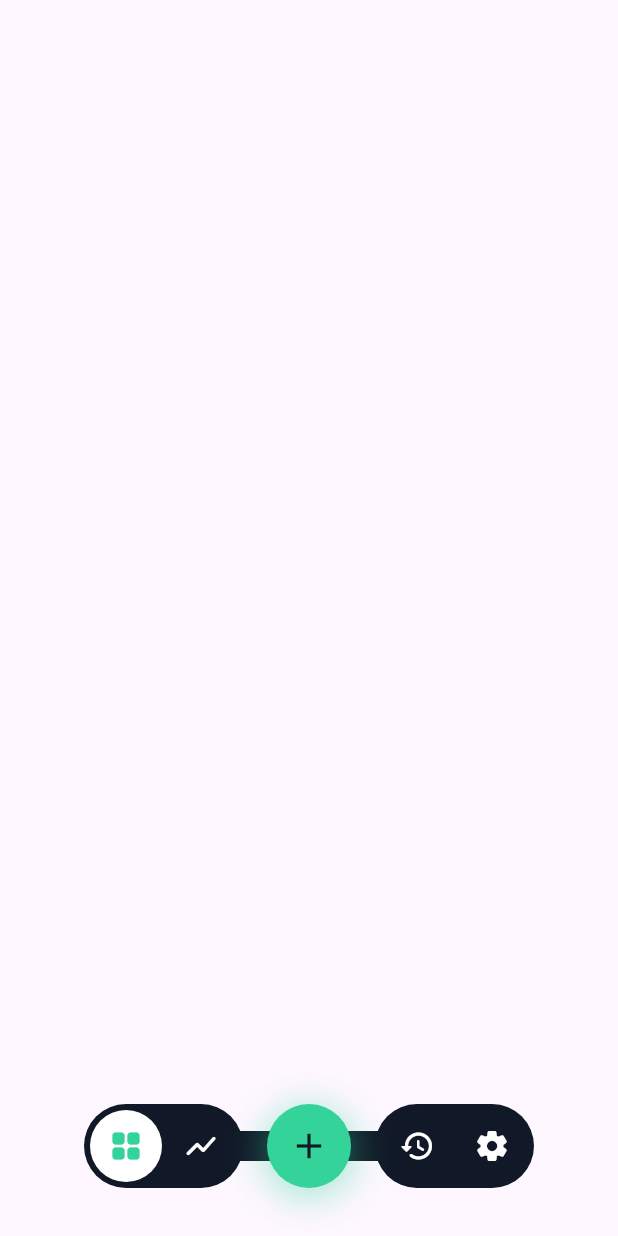
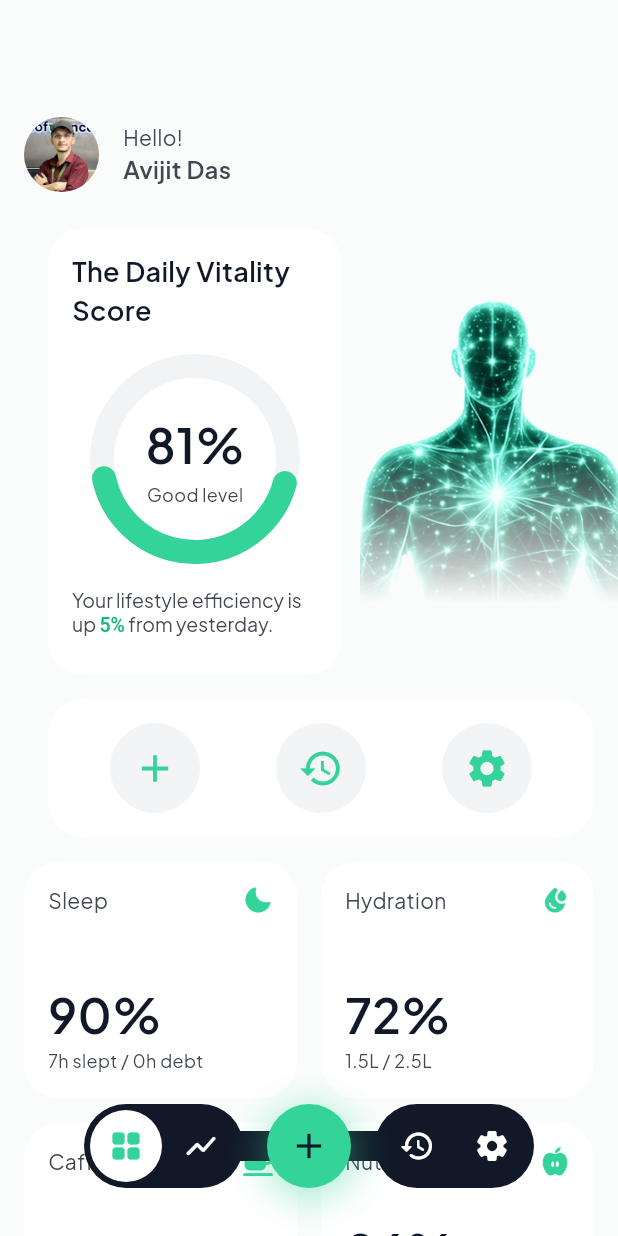
Before and after one commit to Dev-Ninjas-Backup/chrisimhof, a Flutter app: the NavbarScreen screen opened directly, on a phone screen of 412 x 824 dp. Run offline on Flutter 3.47's test engine with Material 3 defaults, Android fonts, the phone set to English and light mode, and no system bars; our stand-ins replace fl_chart, flutter_easyloading, get, google_fonts, image_picker; project files that could hold a hidden picture were left out.

Commit message:
Dashboard Complete.

```diff
--- a/lib/core/const/icon_path.dart
+++ b/lib/core/const/icon_path.dart
@@ -4,4 +4,9 @@ class IconPath {
   static const String apple = 'assets/icons/apple_icon.png';
   static const String google = 'assets/icons/google_icon.png';
   static const String microsoft = 'assets/icons/microsoft_icon.png';
+  static const String iron = 'assets/icons/ion_nutrition.png';
+  static const String vector = 'assets/icons/Vector.png';
+  static const String sports = 'assets/icons/sports.png';
+  static const String moon = 'assets/icons/moon.png';
+  static const String waterDrops = 'assets/icons/water_drops.png';
 }
--- a/lib/core/const/image_path.dart
+++ b/lib/core/const/image_path.dart
@@ -1,4 +1,5 @@
 class ImagePath {
   static const String appLogo = 'assets/images/app_logo.png';
   static const String profile = 'assets/images/avijit.jpg';
+  static const String manBody = 'assets/images/man_body.png';
 }
--- a/lib/features/dashboard/controller/dashboard_controller.dart
+++ b/lib/features/dashboard/controller/dashboard_controller.dart
@@ -1,3 +1,42 @@
-import 'package:get/get_state_manager/src/simple/get_controllers.dart';
+import 'package:chrisimhof/core/const/icon_path.dart';
+import 'package:chrisimhof/features/dashboard/model/dashboard_item_model.dart';
+import 'package:get/get.dart';
 
-class DashboardController extends GetxController {}
+class DashboardController extends GetxController {
+  final vitalityScore = 81.0.obs;
+  final levelText = 'Good level'.obs;
+  final improvementPercent = 5.obs;
+
+  final dashboardItems = <DashboardItemModel>[
+    DashboardItemModel(
+      title: 'Sleep',
+      image: IconPath.moon,
+      percent: '90%',
+      description: '7h slept / 0h debt',
+    ),
+    DashboardItemModel(
+      title: 'Hydration',
+      image: IconPath.waterDrops,
+      percent: '72%',
+      description: '1.5L / 2.5L',
+    ),
+    DashboardItemModel(
+      title: 'Caffeine',
+      image: IconPath.vector,
+      percent: '82%',
+      description: '123 mg today',
+    ),
+    DashboardItemModel(
+      title: 'Nutrition',
+      image: IconPath.iron,
+      percent: '86%',
+      description: 'Small night meal • 3 meals',
+    ),
+  ].obs;
+
+  void updateVitalityScore(double newScore) {
+    vitalityScore.value = newScore;
+  }
+
+  String get formattedScore => '${vitalityScore.value.toInt()}%';
+}
--- /dev/null
+++ b/lib/features/dashboard/model/dashboard_item_model.dart
@@ -0,0 +1,13 @@
+class DashboardItemModel {
+  final String title;
+  final String image;
+  final String percent;
+  final String description;
+
+  DashboardItemModel({
+    required this.title,
+    required this.image,
+    required this.percent,
+    required this.description,
+  });
+}
--- a/lib/features/dashboard/screen/dashboard_screen.dart
+++ b/lib/features/dashboard/screen/dashboard_screen.dart
@@ -1,10 +1,59 @@
+import 'package:chrisimhof/core/const/app_colors.dart';
+import 'package:chrisimhof/features/dashboard/controller/dashboard_controller.dart';
+import 'package:chrisimhof/features/dashboard/widget/daily_recommendations.dart';
+import 'package:chrisimhof/features/dashboard/widget/list_widget.dart';
+import 'package:chrisimhof/features/dashboard/widget/option_button_widget.dart';
+import 'package:chrisimhof/features/dashboard/widget/profile_widget.dart';
+import 'package:chrisimhof/features/dashboard/widget/the_daily_vitality_score.dart';
 import 'package:flutter/material.dart';
+import 'package:get/get.dart';
 
 class DashboardScreen extends StatelessWidget {
-  const DashboardScreen({super.key});
+  DashboardScreen({super.key});
+
+  final DashboardController controller = Get.put(DashboardController());
 
   @override
   Widget build(BuildContext context) {
-    return Scaffold();
+    return Scaffold(
+      backgroundColor: AppColors.backgroundColor,
+      body: SingleChildScrollView(
+        child: Padding(
+          padding: EdgeInsetsGeometry.only(top: 78, left: 16, bottom: 100),
+          child: Column(
+            children: [
+              ProfileWidget(name: 'Avijit Das'),
+              TheDailyVitalityScore(),
+              OptionButtonWidget(),
+              Obx(
+                () => GridView.builder(
+                  padding: EdgeInsets.only(right: 16),
+                  shrinkWrap: true,
+                  physics: NeverScrollableScrollPhysics(),
+                  itemCount: controller.dashboardItems.length,
+                  gridDelegate: SliverGridDelegateWithFixedCrossAxisCount(
+                    crossAxisCount: 2,
+                    crossAxisSpacing: 16,
+                    mainAxisSpacing: 16,
+                    childAspectRatio: 1.15,
+                  ),
+                  itemBuilder: (context, index) {
+                    final item = controller.dashboardItems[index];
+                    return ListWidget(
+                      title: item.title,
+                      image: item.image,
+                      percent: item.percent,
+                      description: item.description,
+                    );
+                  },
+                ),
+              ),
+              SizedBox(height: 16),
+              DailyRecommendations(),
+            ],
+          ),
+        ),
+      ),
+    );
   }
 }
--- /dev/null
+++ b/lib/features/dashboard/widget/daily_recommendations.dart
@@ -0,0 +1,55 @@
+import 'package:chrisimhof/core/const/app_colors.dart';
+import 'package:chrisimhof/core/const/global_text_style.dart';
+import 'package:chrisimhof/core/const/icon_path.dart';
+import 'package:chrisimhof/features/dashboard/widget/daily_recommendations_widget.dart';
+import 'package:flutter/material.dart';
+import 'package:get/get.dart';
+
+class DailyRecommendations extends StatelessWidget {
+  const DailyRecommendations({super.key});
+
+  @override
+  Widget build(BuildContext context) {
+    return Container(
+      width: Get.width,
+      padding: EdgeInsets.all(16),
+      margin: EdgeInsets.only(right: 16, bottom: 100),
+      decoration: BoxDecoration(
+        color: Colors.white,
+        borderRadius: BorderRadius.circular(24),
+      ),
+      child: Column(
+        crossAxisAlignment: CrossAxisAlignment.start,
+        children: [
+          Text(
+            'Daily Recommendations',
+            style: getTextStyle(
+              fontSize: 18,
+              fontWeight: FontWeight.w600,
+              color: AppColors.primaryTextColor,
+            ),
+          ),
+          SizedBox(height: 24),
+          DailyRecommendationsWidget(
+            imagePath: IconPath.iron,
+            recommendationText: 'Recommendations of the day',
+            subText:
+                'A small nighttime meal: light, easy to digest, not too fatty, with easily digestible protein and simple/moderate carbohydrates. Not a large fast-food meal at 3 a.m.',
+          ),
+          DailyRecommendationsWidget(
+            imagePath: IconPath.vector,
+            recommendationText: 'Caffeine',
+            subText:
+                'Moderate caffeine intake. Try to stop around 7:32 PM to protect your sleep.',
+          ),
+          DailyRecommendationsWidget(
+            imagePath: IconPath.sports,
+            recommendationText: 'Sport',
+            subText:
+                'Moderate caffeine intake. Try to stop around 7:32 PM to protect your sleep.',
+          ),
+        ],
+      ),
+    );
+  }
+}
--- /dev/null
+++ b/lib/features/dashboard/widget/daily_recommendations_widget.dart
@@ -0,0 +1,45 @@
+import 'package:chrisimhof/core/const/app_colors.dart';
+import 'package:chrisimhof/core/const/global_text_style.dart';
+import 'package:flutter/material.dart';
+
+class DailyRecommendationsWidget extends StatelessWidget {
+  final String imagePath;
+  final String recommendationText;
+  final String subText;
+  const DailyRecommendationsWidget({
+    super.key,
+    required this.imagePath,
+    required this.recommendationText,
+    required this.subText,
+  });
+
+  @override
+  Widget build(BuildContext context) {
+    return Column(
+      crossAxisAlignment: CrossAxisAlignment.start,
+      children: [
+        Image.asset(imagePath, height: 24, width: 24),
+        SizedBox(height: 16),
+        Text(
+          recommendationText,
+          style: getTextStyle(
+            fontSize: 16,
+            fontWeight: FontWeight.w600,
+            color: AppColors.primaryTextColor,
+          ),
+        ),
+        SizedBox(height: 8),
+        Text(
+          subText,
+          style: getTextStyle(
+            fontSize: 14,
+            fontWeight: FontWeight.w400,
+            color: AppColors.secondaryTextColor,
+          ),
+        ),
+        SizedBox(height: 16),
+        Divider(),
+      ],
+    );
+  }
+}
--- /dev/null
+++ b/lib/features/dashboard/widget/list_widget.dart
@@ -0,0 +1,64 @@
+import 'package:chrisimhof/core/const/app_colors.dart';
+import 'package:chrisimhof/core/const/global_text_style.dart';
+import 'package:flutter/material.dart';
+
+class ListWidget extends StatelessWidget {
+  final String title;
+  final String image;
+  final String percent;
+  final String description;
+  const ListWidget({
+    super.key,
+    required this.title,
+    required this.image,
+    required this.percent,
+    required this.description,
+  });
+
+  @override
+  Widget build(BuildContext context) {
+    return Container(
+      padding: const EdgeInsets.all(16.0),
+      decoration: BoxDecoration(
+        color: Colors.white,
+        borderRadius: BorderRadius.circular(24),
+      ),
+      child: Column(
+        crossAxisAlignment: CrossAxisAlignment.start,
+        children: [
+          Row(
+            mainAxisAlignment: MainAxisAlignment.spaceBetween,
+            children: [
+              Text(
+                title,
+                style: getTextStyle(
+                  fontSize: 14,
+                  fontWeight: FontWeight.w400,
+                  color: AppColors.secondaryTextColor,
+                ),
+              ),
+              Image.asset(image, width: 20, height: 20),
+            ],
+          ),
+          Spacer(),
+          Text(
+            percent,
+            style: getTextStyle(
+              fontSize: 32,
+              fontWeight: FontWeight.w600,
+              color: AppColors.primaryTextColor,
+            ),
+          ),
+          Text(
+            description,
+            style: getTextStyle(
+              fontSize: 12,
+              fontWeight: FontWeight.w400,
+              color: AppColors.secondaryTextColor,
+            ),
+          ),
+        ],
+      ),
+    );
+  }
+}
--- /dev/null
+++ b/lib/features/dashboard/widget/option_button_widget.dart
@@ -0,0 +1,28 @@
+import 'package:chrisimhof/features/dashboard/widget/short_cut_button.dart';
+import 'package:flutter/material.dart';
+import 'package:get/route_manager.dart';
+
+class OptionButtonWidget extends StatelessWidget {
+  const OptionButtonWidget({super.key});
+
+  @override
+  Widget build(BuildContext context) {
+    return Container(
+      padding: EdgeInsets.all(16),
+      margin: EdgeInsets.only(bottom: 16, left: 16, right: 16),
+      width: Get.width,
+      decoration: BoxDecoration(
+        color: Colors.white,
+        borderRadius: BorderRadius.circular(24),
+      ),
+      child: Row(
+        mainAxisAlignment: MainAxisAlignment.spaceAround,
+        children: [
+          ShortCutButton(icon: Icons.add, onTap: () {}),
+          ShortCutButton(icon: Icons.history, onTap: () {}),
+          ShortCutButton(icon: Icons.settings, onTap: () {}),
+        ],
+      ),
+    );
+  }
+}
--- /dev/null
+++ b/lib/features/dashboard/widget/profile_widget.dart
@@ -0,0 +1,44 @@
+import 'package:chrisimhof/core/const/app_colors.dart';
+import 'package:chrisimhof/core/const/global_text_style.dart';
+import 'package:chrisimhof/core/const/image_path.dart';
+import 'package:flutter/material.dart';
+
+class ProfileWidget extends StatelessWidget {
+  final String name;
+  const ProfileWidget({super.key, required this.name});
+
+  @override
+  Widget build(BuildContext context) {
+    return Row(
+      children: [
+        CircleAvatar(
+          radius: 25,
+          backgroundImage: AssetImage(ImagePath.profile),
+        ),
+        SizedBox(width: 16),
+        Column(
+          mainAxisAlignment: MainAxisAlignment.center,
+          crossAxisAlignment: CrossAxisAlignment.start,
+          children: [
+            Text(
+              'Hello!',
+              style: getTextStyle(
+                fontSize: 14,
+                fontWeight: FontWeight.w400,
+                color: AppColors.secondaryTextColor,
+              ),
+            ),
+            Text(
+              name,
+              style: getTextStyle(
+                fontSize: 16,
+                fontWeight: FontWeight.w600,
+                color: AppColors.secondaryTextColor,
+              ),
+            ),
+          ],
+        ),
+      ],
+    );
+  }
+}
--- /dev/null
+++ b/lib/features/dashboard/widget/short_cut_button.dart
@@ -0,0 +1,24 @@
+import 'package:chrisimhof/core/const/app_colors.dart';
+import 'package:flutter/material.dart';
+
+class ShortCutButton extends StatelessWidget {
+  final IconData icon;
+  final VoidCallback onTap;
+  const ShortCutButton({super.key, required this.icon, required this.onTap});
+
+  @override
+  Widget build(BuildContext context) {
+    return GestureDetector(
+      onTap: onTap,
+
+      child: Container(
+        padding: EdgeInsets.all(15),
+        decoration: BoxDecoration(
+          color: Color(0xFFF3F4F6),
+          shape: BoxShape.circle,
+        ),
+        child: Icon(icon, size: 30, color: AppColors.primaryButtonColor),
+      ),
+    );
+  }
+}
--- /dev/null
+++ b/lib/features/dashboard/widget/the_daily_vitality_score.dart
@@ -0,0 +1,127 @@
+import 'package:chrisimhof/core/const/app_colors.dart';
+import 'package:chrisimhof/core/const/global_text_style.dart';
+import 'package:chrisimhof/core/const/image_path.dart';
+import 'package:chrisimhof/features/dashboard/controller/dashboard_controller.dart';
+import 'package:chrisimhof/features/dashboard/widget/vitality_progress_painter.dart';
+import 'package:flutter/material.dart';
+import 'package:get/get.dart';
+
+class TheDailyVitalityScore extends StatelessWidget {
+  const TheDailyVitalityScore({super.key});
+
+  @override
+  Widget build(BuildContext context) {
+    final DashboardController controller = Get.put(DashboardController());
+    return Padding(
+      padding: const EdgeInsets.only(top: 24, left: 16, bottom: 16),
+      child: Row(
+        mainAxisAlignment: MainAxisAlignment.start,
+        crossAxisAlignment: CrossAxisAlignment.center,
+        children: [
+          Container(
+            width: 196,
+            height: 298,
+            padding: const EdgeInsets.all(16),
+            decoration: BoxDecoration(
+              color: Colors.white,
+              borderRadius: BorderRadius.circular(24),
+            ),
+            child: Obx(
+              () => Column(
+                crossAxisAlignment: CrossAxisAlignment.start,
+                children: [
+                  Text(
+                    'The Daily Vitality\nScore',
+                    style: getTextStyle(
+                      fontSize: 18,
+                      fontWeight: FontWeight.w600,
+                      color: AppColors.primaryTextColor,
+                    ),
+                  ),
+                  const SizedBox(height: 16),
+
+                  Center(
+                    child: SizedBox(
+                      width: 140,
+                      height: 140,
+                      child: Stack(
+                        alignment: Alignment.center,
+                        children: [
+                          CustomPaint(
+                            size: const Size(140, 140),
+                            painter: VitalityProgressPainter(
+                              progress: controller.vitalityScore.value / 100,
+                            ),
+                          ),
+                          Column(
+                            mainAxisSize: MainAxisSize.min,
+                            children: [
+                              Text(
+                                controller.formattedScore,
+                                style: getTextStyle(
+                                  fontSize: 32,
+                                  fontWeight: FontWeight.w600,
+                                  color: AppColors.primaryTextColor,
+                                ),
+                              ),
+                              const SizedBox(height: 2),
+                              Text(
+                                controller.levelText.value,
+                                style: getTextStyle(
+                                  fontSize: 12,
+                                  fontWeight: FontWeight.w400,
+                                  color: AppColors.secondaryTextColor,
+                                ),
+                              ),
+                            ],
+                          ),
+                        ],
+                      ),
+                    ),
+                  ),
+
+                  SizedBox(height: 16),
+
+                  RichText(
+                    text: TextSpan(
+                      style: getTextStyle(
+                        fontSize: 13,
+                        fontWeight: FontWeight.w400,
+                        color: AppColors.secondaryTextColor,
+                      ),
+                      children: [
+                        const TextSpan(
+                          text: 'Your lifestyle efficiency is up ',
+                        ),
+                        TextSpan(
+                          text: '${controller.improvementPercent.value}%',
+                          style: const TextStyle(
+                            color: Color(0xFF10B981),
+                            fontWeight: FontWeight.w500,
+                          ),
+                        ),
+                        const TextSpan(text: ' from yesterday.'),
+                      ],
+                    ),
+                  ),
+                ],
+              ),
+            ),
+          ),
+          SizedBox(width: 12),
+
+          Expanded(
+            child: Align(
+              alignment: Alignment.bottomRight,
+              child: Image.asset(
+                ImagePath.manBody,
+                height: 268,
+                fit: BoxFit.contain,
+              ),
+            ),
+          ),
+        ],
+      ),
+    );
+  }
+}
--- /dev/null
+++ b/lib/features/dashboard/widget/vitality_progress_painter.dart
@@ -0,0 +1,49 @@
+import 'dart:math' as math;
+import 'package:chrisimhof/core/const/app_colors.dart';
+import 'package:flutter/material.dart';
+
+class VitalityProgressPainter extends CustomPainter {
+  final double progress;
+
+  VitalityProgressPainter({required this.progress});
+
+  @override
+  void paint(Canvas canvas, Size size) {
+    const backgroundColor = Color(0xFFF1F3F5);
+    const progressColor = AppColors.primaryButtonColor;
+
+    final strokeWidth = 16.0;
+    final rect = Rect.fromLTWH(
+      strokeWidth / 2,
+      strokeWidth / 2,
+      size.width - strokeWidth,
+      size.height - strokeWidth,
+    );
+
+    final backgroundPaint = Paint()
+      ..color = backgroundColor
+      ..style = PaintingStyle.stroke
+      ..strokeWidth = strokeWidth
+      ..strokeCap = StrokeCap.round;
+
+    final progressPaint = Paint()
+      ..color = progressColor
+      ..style = PaintingStyle.stroke
+      ..strokeWidth = strokeWidth
+      ..strokeCap = StrokeCap.round;
+
+    canvas.drawArc(rect, 0, math.pi * 2, false, backgroundPaint);
+
+    // Start from lower-right side like the design
+    const startAngle = math.pi / 12; // 15 degrees
+    const maxSweepAngle = math.pi * 1.05; // controlled short arc
+    final sweepAngle = maxSweepAngle * progress;
+
+    canvas.drawArc(rect, startAngle, sweepAngle, false, progressPaint);
+  }
+
+  @override
+  bool shouldRepaint(covariant VitalityProgressPainter oldDelegate) {
+    return oldDelegate.progress != progress;
+  }
+}
--- a/lib/features/nav_bar/screen/navbar_screen.dart
+++ b/lib/features/nav_bar/screen/navbar_screen.dart
@@ -13,7 +13,7 @@ const double kNavBarTotalHeight =
 class NavbarScreen extends StatelessWidget {
   const NavbarScreen({super.key});
 
-  static const List<Widget> _screens = [
+  static final List<Widget> _screens = [
     DashboardScreen(),
     AnalyticsScreen(),
     HistoryScreen(),
```
Also changed, not shown: assets/icons/Vector.png (added), assets/icons/ion_nutrition.png (added), assets/icons/moon.png (added), assets/icons/sports.png (added), assets/icons/water_drops.png (added), assets/images/man_body.png (added), pubspec.lock.
